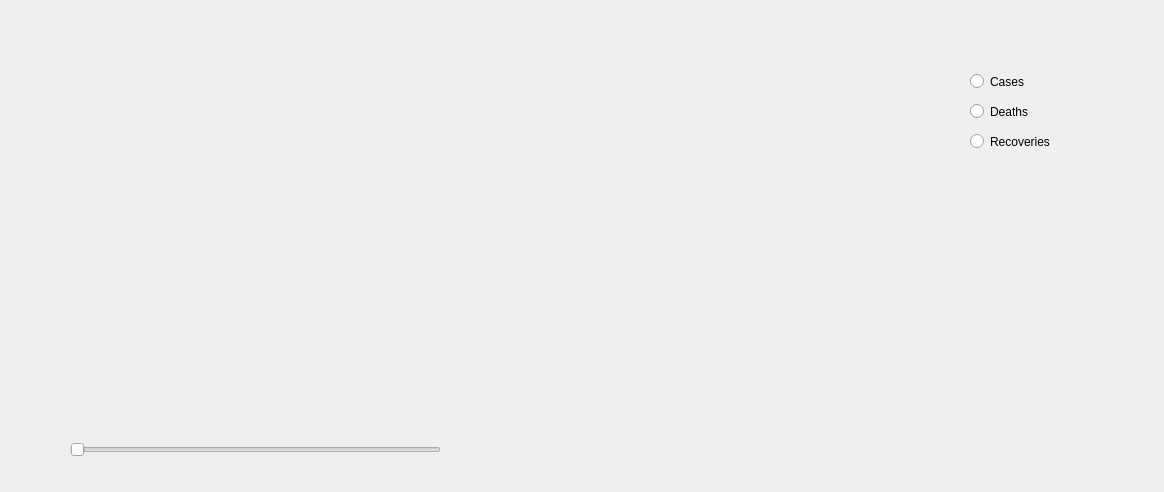
First picture: the form in Covid-19_DataVisualization/mapviewwidget.ui, repository anmaber/COVID-19_DataVisualization, before the edit.
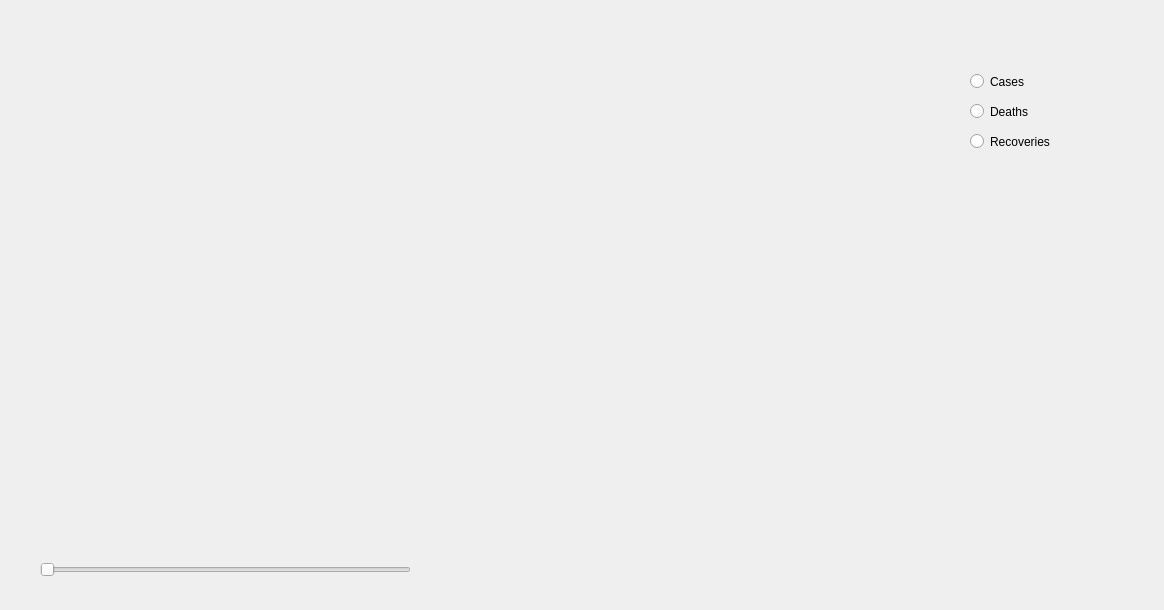
Second picture: the form after the edit.

What changed in the file:
```diff
--- a/Covid-19_DataVisualization/mapviewwidget.ui
+++ b/Covid-19_DataVisualization/mapviewwidget.ui
@@ -7,7 +7,7 @@
     <x>0</x>
     <y>0</y>
     <width>1164</width>
-    <height>492</height>
+    <height>610</height>
    </rect>
   </property>
   <property name="windowTitle">
@@ -16,8 +16,8 @@
   <widget class="QSlider" name="horizontalSlider">
    <property name="geometry">
     <rect>
-     <x>70</x>
-     <y>440</y>
+     <x>40</x>
+     <y>560</y>
      <width>371</width>
      <height>20</height>
     </rect>
```
